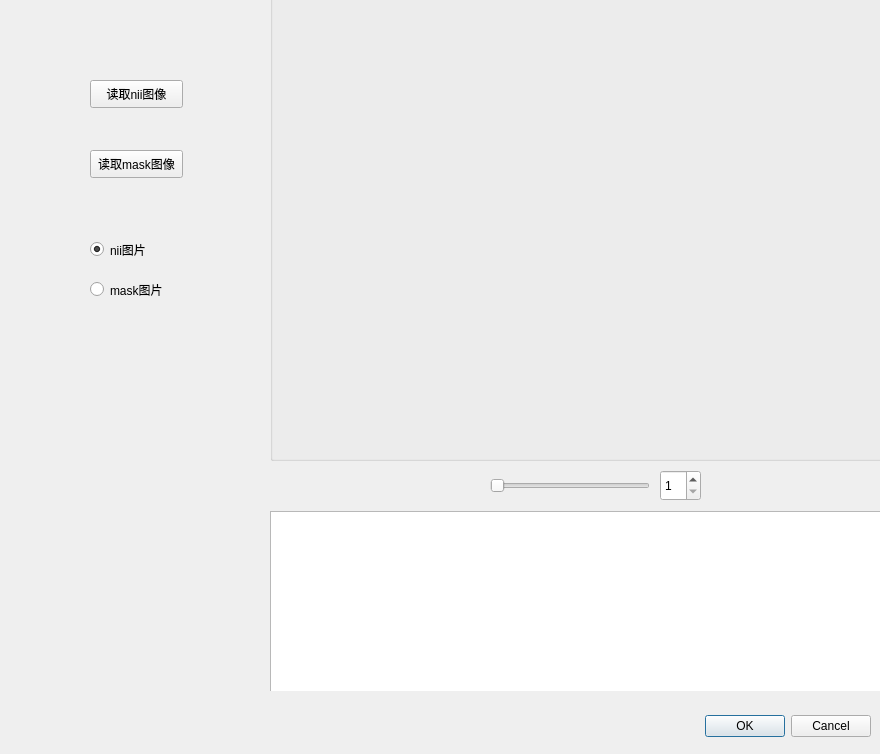
The window that MyDialog.ui (arcmosin/pyqt5-nii) describes before a commit, drawn with Qt 5.
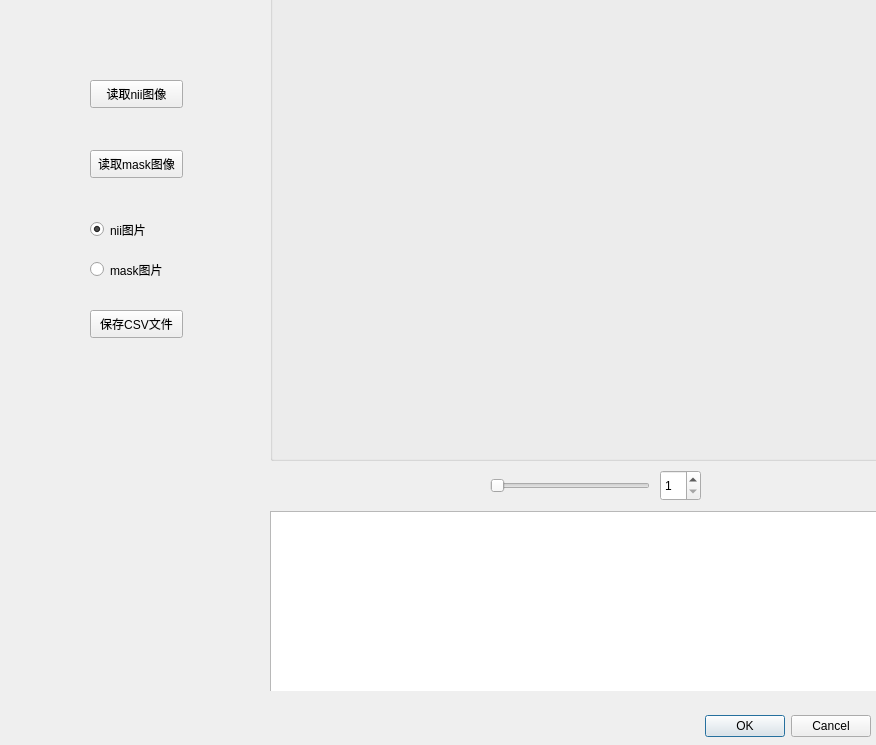
The same window after the commit.

Patch:
```diff
--- a/MyDialog.ui
+++ b/MyDialog.ui
@@ -6,8 +6,8 @@
    <rect>
     <x>0</x>
     <y>0</y>
-    <width>880</width>
-    <height>754</height>
+    <width>876</width>
+    <height>745</height>
    </rect>
   </property>
   <property name="windowTitle">
@@ -121,7 +121,7 @@
    <property name="geometry">
     <rect>
      <x>90</x>
-     <y>240</y>
+     <y>220</y>
      <width>115</width>
      <height>19</height>
     </rect>
@@ -137,7 +137,7 @@
    <property name="geometry">
     <rect>
      <x>90</x>
-     <y>280</y>
+     <y>260</y>
      <width>115</width>
      <height>19</height>
     </rect>
@@ -146,6 +146,19 @@
     <string>mask图片</string>
    </property>
   </widget>
+  <widget class="QPushButton" name="pushButton_3">
+   <property name="geometry">
+    <rect>
+     <x>90</x>
+     <y>310</y>
+     <width>93</width>
+     <height>28</height>
+    </rect>
+   </property>
+   <property name="text">
+    <string>保存CSV文件</string>
+   </property>
+  </widget>
  </widget>
  <resources/>
  <connections>
```
